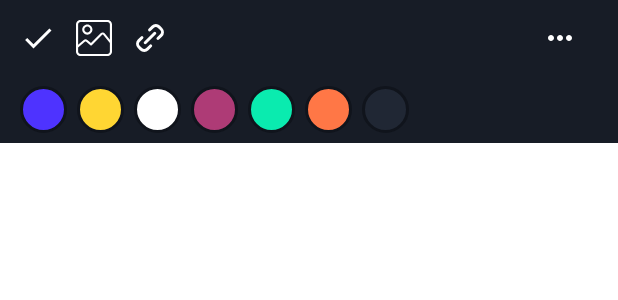
After one commit to archroid/Notino, an Android app: the layout fragment_bottom_sheet.xml on its own in the app's theme, with its tools: preview values and no code run, on a phone screen of 412 x 824 dp. The commit adds this screen. Shown: the top 300 px of the screen. Run offline under Robolectric (Android 15) with nearby library versions, the phone set to English and light mode, and no system bars.

Commit message:
bottom sheet and notes color added; but still has bug

```diff
--- a/app/src/main/java/xyz/archroid/notino/HomeFragment.kt
+++ b/app/src/main/java/xyz/archroid/notino/HomeFragment.kt
@@ -40,7 +40,8 @@ class HomeFragment : BaseFragment() {
         super.onViewCreated(view, savedInstanceState)
 
         recyclerView.setHasFixedSize(true)
-        recyclerView.layoutManager = StaggeredGridLayoutManager(2,StaggeredGridLayoutManager.VERTICAL)
+        recyclerView.layoutManager =
+            StaggeredGridLayoutManager(2, StaggeredGridLayoutManager.VERTICAL)
 
         launch {
             context?.let {
--- /dev/null
+++ b/app/src/main/res/drawable/ic_more.xml
@@ -0,0 +1,10 @@
+<vector xmlns:android="http://schemas.android.com/apk/res/android"
+    android:width="24dp"
+    android:height="24dp"
+    android:viewportWidth="24"
+    android:viewportHeight="24"
+    android:tint="?attr/colorControlNormal">
+  <path
+      android:fillColor="@android:color/white"
+      android:pathData="M6,10c-1.1,0 -2,0.9 -2,2s0.9,2 2,2 2,-0.9 2,-2 -0.9,-2 -2,-2zM18,10c-1.1,0 -2,0.9 -2,2s0.9,2 2,2 2,-0.9 2,-2 -0.9,-2 -2,-2zM12,10c-1.1,0 -2,0.9 -2,2s0.9,2 2,2 2,-0.9 2,-2 -0.9,-2 -2,-2z"/>
+</vector>
--- /dev/null
+++ b/app/src/main/res/drawable/note_color_1.xml
@@ -0,0 +1,10 @@
+<?xml version="1.0" encoding="utf-8"?>
+<shape xmlns:android="http://schemas.android.com/apk/res/android">
+
+
+    <solid android:color="@color/ColorBlueNote"/>
+    <corners android:radius="@dimen/_100sdp"/>
+    <stroke android:width="2dp" android:color="@color/colorPrimaryVariant"/>
+
+
+</shape>
--- /dev/null
+++ b/app/src/main/res/drawable/note_color_2.xml
@@ -0,0 +1,10 @@
+<?xml version="1.0" encoding="utf-8"?>
+<shape xmlns:android="http://schemas.android.com/apk/res/android">
+
+
+    <solid android:color="@color/ColorYellowNote"/>
+    <corners android:radius="@dimen/_100sdp"/>
+    <stroke android:width="2dp" android:color="@color/colorPrimaryVariant"/>
+
+
+</shape>
--- /dev/null
+++ b/app/src/main/res/drawable/note_color_3.xml
@@ -0,0 +1,10 @@
+<?xml version="1.0" encoding="utf-8"?>
+<shape xmlns:android="http://schemas.android.com/apk/res/android">
+
+
+    <solid android:color="@color/ColorWhiteNote"/>
+    <corners android:radius="@dimen/_100sdp"/>
+    <stroke android:width="2dp" android:color="@color/colorPrimaryVariant"/>
+
+
+</shape>
--- /dev/null
+++ b/app/src/main/res/drawable/note_color_4.xml
@@ -0,0 +1,10 @@
+<?xml version="1.0" encoding="utf-8"?>
+<shape xmlns:android="http://schemas.android.com/apk/res/android">
+
+
+    <solid android:color="@color/ColorPurpleNote"/>
+    <corners android:radius="@dimen/_100sdp"/>
+    <stroke android:width="2dp" android:color="@color/colorPrimaryVariant"/>
+
+
+</shape>
--- /dev/null
+++ b/app/src/main/res/drawable/note_color_5.xml
@@ -0,0 +1,10 @@
+<?xml version="1.0" encoding="utf-8"?>
+<shape xmlns:android="http://schemas.android.com/apk/res/android">
+
+
+    <solid android:color="@color/ColorGreenNote"/>
+    <corners android:radius="@dimen/_100sdp"/>
+    <stroke android:width="2dp" android:color="@color/colorPrimaryVariant"/>
+
+
+</shape>
--- /dev/null
+++ b/app/src/main/res/drawable/note_color_6.xml
@@ -0,0 +1,10 @@
+<?xml version="1.0" encoding="utf-8"?>
+<shape xmlns:android="http://schemas.android.com/apk/res/android">
+
+
+    <solid android:color="@color/ColorOrangeNote"/>
+    <corners android:radius="@dimen/_100sdp"/>
+    <stroke android:width="2dp" android:color="@color/colorPrimaryVariant"/>
+
+
+</shape>
--- /dev/null
+++ b/app/src/main/res/drawable/note_color_7.xml
@@ -0,0 +1,10 @@
+<?xml version="1.0" encoding="utf-8"?>
+<shape xmlns:android="http://schemas.android.com/apk/res/android">
+
+
+    <solid android:color="@color/ColorBlackNote"/>
+    <corners android:radius="@dimen/_100sdp"/>
+    <stroke android:width="2dp" android:color="@color/colorPrimaryVariant"/>
+
+
+</shape>
--- /dev/null
+++ b/app/src/main/res/layout/fragment_bottom_sheet.xml
@@ -0,0 +1,234 @@
+<?xml version="1.0" encoding="utf-8"?>
+<LinearLayout xmlns:android="http://schemas.android.com/apk/res/android"
+    xmlns:app="http://schemas.android.com/apk/res-auto"
+    xmlns:tools="http://schemas.android.com/tools"
+    android:layout_width="match_parent"
+    android:layout_height="wrap_content"
+    android:background="@color/colorPrimary"
+    android:orientation="vertical"
+    app:behavior_peekHeight="40dp"
+    app:layout_behavior="@string/bottom_sheet_behavior">
+
+    <LinearLayout
+        android:id="@+id/layout_header"
+        android:layout_width="match_parent"
+        android:layout_height="wrap_content"
+        android:background="@color/colorPrimary"
+        android:orientation="horizontal"
+        android:padding="@dimen/_10sdp"
+        app:layout_constraintBottom_toBottomOf="parent"
+        app:layout_constraintEnd_toEndOf="parent"
+        app:layout_constraintStart_toStartOf="parent">
+
+        <ImageView
+            android:layout_width="wrap_content"
+            android:layout_height="wrap_content"
+            android:src="@drawable/ic_tick"
+            app:tint="@color/ColorWhite"
+            tools:ignore="ContentDescription" />
+
+        <ImageView
+            android:layout_width="wrap_content"
+            android:layout_height="wrap_content"
+            android:layout_marginStart="@dimen/_10sdp"
+            android:layout_marginEnd="@dimen/_10sdp"
+            android:src="@drawable/ic_images"
+            app:tint="@color/ColorWhite"
+            tools:ignore="ContentDescription" />
+
+        <ImageView
+            android:layout_width="wrap_content"
+            android:layout_height="wrap_content"
+            android:src="@drawable/ic_link"
+            app:tint="@color/ColorWhite"
+            tools:ignore="ContentDescription" />
+
+        <RelativeLayout
+            android:layout_width="match_parent"
+            android:layout_height="wrap_content">
+
+            <ImageView
+                android:layout_width="wrap_content"
+                android:layout_height="wrap_content"
+                android:layout_alignParentEnd="true"
+                android:layout_marginStart="@dimen/_10sdp"
+                android:layout_marginEnd="@dimen/_10sdp"
+                android:src="@drawable/ic_more"
+                app:tint="@color/ColorWhite"
+                tools:ignore="ContentDescription" />
+        </RelativeLayout>
+
+
+    </LinearLayout>
+
+    <LinearLayout
+        android:layout_width="match_parent"
+        android:layout_height="wrap_content"
+        android:orientation="horizontal"
+        android:padding="@dimen/_5sdp">
+
+        <FrameLayout
+            android:id="@+id/layout_note1"
+            android:layout_width="wrap_content"
+            android:layout_height="wrap_content"
+            android:paddingStart="@dimen/_5sdp"
+            tools:ignore="RtlSymmetry">
+
+            <View
+                android:layout_width="@dimen/_24sdp"
+                android:layout_height="@dimen/_24sdp"
+                android:background="@drawable/note_color_1" />
+
+            <ImageView
+                android:id="@+id/img_note1"
+                android:layout_width="@dimen/_16sdp"
+                android:layout_height="@dimen/_16sdp"
+                android:layout_gravity="center"
+                android:src="@drawable/ic_tick"
+                android:visibility="gone"
+                app:tint="@color/ColorWhite"
+                tools:ignore="ContentDescription" />
+        </FrameLayout>
+
+        <FrameLayout
+            android:id="@+id/layout_note2"
+            android:layout_width="wrap_content"
+            android:layout_height="wrap_content"
+            android:paddingStart="@dimen/_5sdp"
+            tools:ignore="RtlSymmetry">
+
+            <View
+                android:layout_width="@dimen/_24sdp"
+                android:layout_height="@dimen/_24sdp"
+                android:background="@drawable/note_color_2" />
+
+            <ImageView
+                android:id="@+id/img_note2"
+                android:layout_width="@dimen/_16sdp"
+                android:layout_height="@dimen/_16sdp"
+                android:layout_gravity="center"
+                android:src="@drawable/ic_tick"
+                android:visibility="gone"
+                app:tint="@color/ColorWhite"
+                tools:ignore="ContentDescription" />
+        </FrameLayout>
+
+        <FrameLayout
+            android:id="@+id/layout_note3"
+            android:layout_width="wrap_content"
+            android:layout_height="wrap_content"
+            android:paddingStart="@dimen/_5sdp"
+            tools:ignore="RtlSymmetry">
+
+            <View
+                android:layout_width="@dimen/_24sdp"
+                android:layout_height="@dimen/_24sdp"
+                android:background="@drawable/note_color_3" />
+
+            <ImageView
+                android:id="@+id/img_note3"
+                android:layout_width="@dimen/_16sdp"
+                android:layout_height="@dimen/_16sdp"
+                android:layout_gravity="center"
+                android:src="@drawable/ic_tick"
+                android:visibility="gone"
+                app:tint="@color/ColorWhite"
+                tools:ignore="ContentDescription" />
+        </FrameLayout>
+
+        <FrameLayout
+            android:id="@+id/layout_note4"
+            android:layout_width="wrap_content"
+            android:layout_height="wrap_content"
+            android:paddingStart="@dimen/_5sdp"
+            tools:ignore="RtlSymmetry">
+
+            <View
+                android:layout_width="@dimen/_24sdp"
+                android:layout_height="@dimen/_24sdp"
+                android:background="@drawable/note_color_4" />
+
+            <ImageView
+                android:id="@+id/img_note4"
+                android:layout_width="@dimen/_16sdp"
+                android:layout_height="@dimen/_16sdp"
+                android:layout_gravity="center"
+                android:src="@drawable/ic_tick"
+                android:visibility="gone"
+                app:tint="@color/ColorWhite"
+                tools:ignore="ContentDescription" />
+        </FrameLayout>
+
+        <FrameLayout
+            android:id="@+id/layout_note5"
+            android:layout_width="wrap_content"
+            android:layout_height="wrap_content"
+            android:paddingStart="@dimen/_5sdp"
+            tools:ignore="RtlSymmetry">
+
+            <View
+                android:layout_width="@dimen/_24sdp"
+                android:layout_height="@dimen/_24sdp"
+                android:background="@drawable/note_color_5" />
+
+            <ImageView
+                android:id="@+id/img_note5"
+                android:layout_width="@dimen/_16sdp"
+                android:layout_height="@dimen/_16sdp"
+                android:layout_gravity="center"
+                android:src="@drawable/ic_tick"
+                android:visibility="gone"
+                app:tint="@color/ColorWhite"
+                tools:ignore="ContentDescription" />
+        </FrameLayout>
+
+        <FrameLayout
+            android:id="@+id/layout_note6"
+            android:layout_width="wrap_content"
+            android:layout_height="wrap_content"
+            android:paddingStart="@dimen/_5sdp"
+            tools:ignore="RtlSymmetry">
+
+            <View
+                android:layout_width="@dimen/_24sdp"
+                android:layout_height="@dimen/_24sdp"
+                android:background="@drawable/note_color_6" />
+
+            <ImageView
+                android:id="@+id/img_note6"
+                android:layout_width="@dimen/_16sdp"
+                android:layout_height="@dimen/_16sdp"
+                android:layout_gravity="center"
+                android:src="@drawable/ic_tick"
+                android:visibility="gone"
+                app:tint="@color/ColorWhite"
+                tools:ignore="ContentDescription" />
+        </FrameLayout>
+
+        <FrameLayout
+            android:id="@+id/layout_note7"
+            android:layout_width="wrap_content"
+            android:layout_height="wrap_content"
+            android:paddingStart="@dimen/_5sdp"
+            tools:ignore="RtlSymmetry">
+
+            <View
+                android:layout_width="@dimen/_24sdp"
+                android:layout_height="@dimen/_24sdp"
+                android:background="@drawable/note_color_7" />
+
+            <ImageView
+                android:id="@+id/img_note7"
+                android:layout_width="@dimen/_16sdp"
+                android:layout_height="@dimen/_16sdp"
+                android:layout_gravity="center"
+                android:src="@drawable/ic_tick"
+                android:visibility="gone"
+                app:tint="@color/ColorWhite"
+                tools:ignore="ContentDescription" />
+        </FrameLayout>
+
+    </LinearLayout>
+
+
+</LinearLayout>
--- a/app/src/main/res/layout/item_note.xml
+++ b/app/src/main/res/layout/item_note.xml
@@ -7,6 +7,7 @@
     android:orientation="vertical">
 
     <androidx.cardview.widget.CardView
+        android:id="@+id/cardView"
         android:layout_width="match_parent"
         android:layout_height="wrap_content"
         android:layout_margin="@dimen/_10sdp"
```
Also changed, not shown: app/src/main/java/xyz/archroid/notino/CreateNoteFragment.kt (+42 -2 lines), app/src/main/java/xyz/archroid/notino/adapter/NotesAdapter.kt (+11 -0 lines), app/src/main/java/xyz/archroid/notino/util/BottomSheetFragment.kt (added, +228 -0 lines), app/src/main/res/layout/fragment_create_note.xml (+19 -0 lines).
